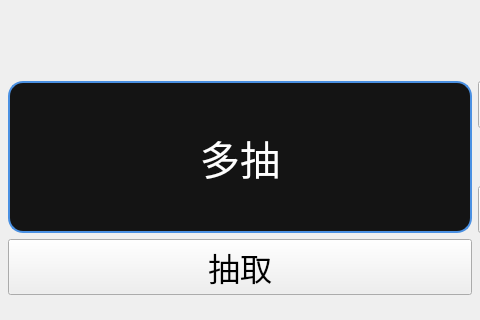
HQZ-OhNone/randname, file ui/WidgetMulti.ui: the form before one commit; both pictures show x 83 to 563 and y 83 to 403 of the 732 by 542 pixel window.
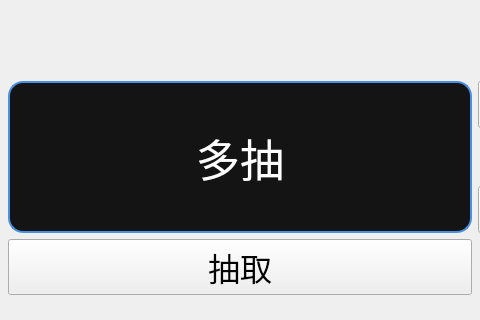
The form after the commit.

The edit to the form file:
```diff
--- a/ui/WidgetMulti.ui
+++ b/ui/WidgetMulti.ui
@@ -119,7 +119,7 @@
      <property name="font">
       <font>
        <family>文泉驛微米黑</family>
-       <pointsize>30</pointsize>
+       <pointsize>33</pointsize>
       </font>
      </property>
      <property name="styleSheet">
```
